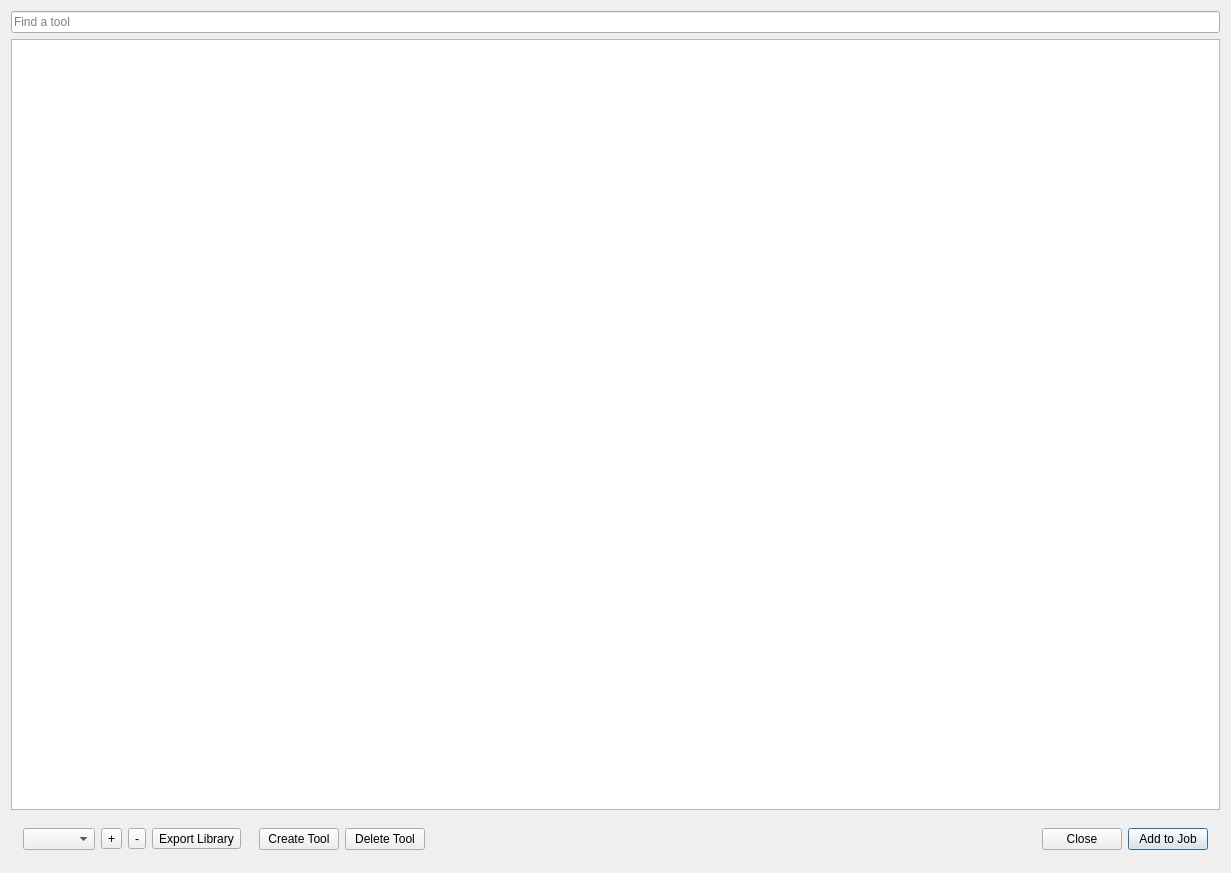
Qt form btl/ui/library.ui (knipknap/better-tool-library) before a commit.
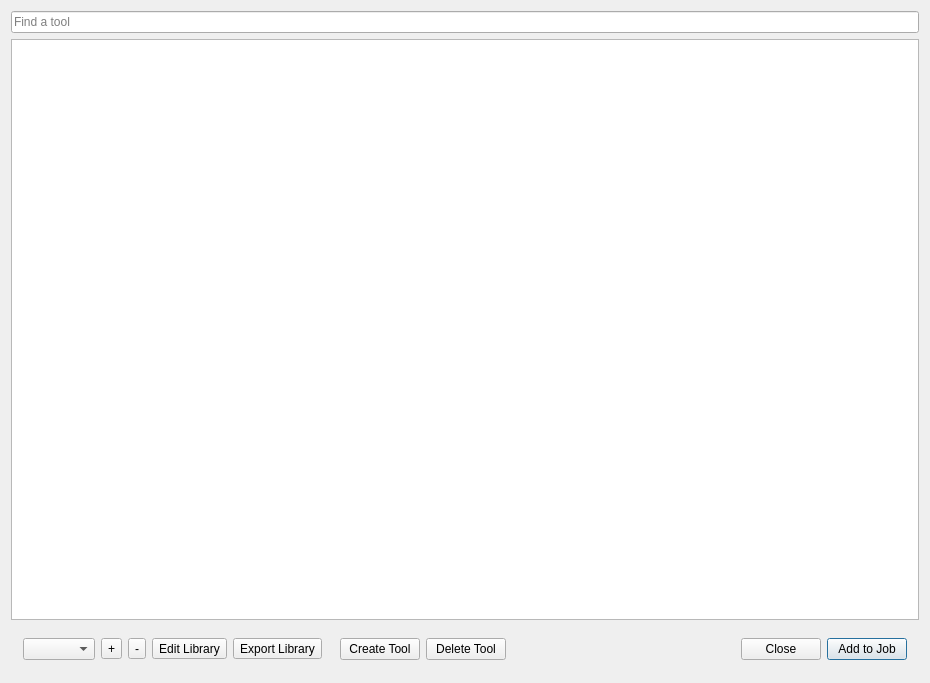
The same form after that commit. Icons and pictures are not drawn.

Diff of the .ui file:
```diff
--- a/btl/ui/library.ui
+++ b/btl/ui/library.ui
@@ -6,8 +6,8 @@
    <rect>
     <x>0</x>
     <y>0</y>
-    <width>1231</width>
-    <height>873</height>
+    <width>930</width>
+    <height>683</height>
    </rect>
   </property>
   <property name="windowTitle">
@@ -79,6 +79,20 @@
            </property>
           </widget>
          </item>
+         <item>
+          <widget class="QToolButton" name="toolButtonEditLibrary">
+           <property name="toolTip">
+            <string>Edit library properties</string>
+           </property>
+           <property name="text">
+            <string>Edit Library</string>
+           </property>
+           <property name="icon">
+            <iconset>
+             <normaloff>../../resources/icons/edit.svg</normaloff>../../resources/icons/edit.svg</iconset>
+           </property>
+          </widget>
+         </item>
          <item>
           <widget class="QToolButton" name="toolButtonExportLibrary">
            <property name="toolTip">
```
